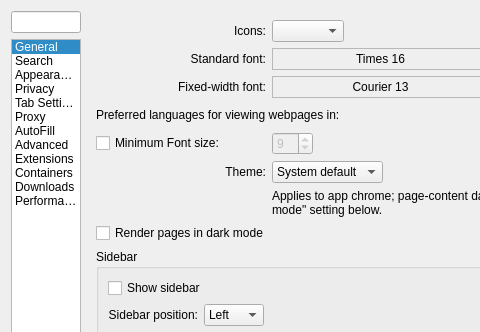
Before: the Qt Designer form src/settings.ui in IT-Space-2026/arktos, drawn with Qt 5; both pictures show x 0 to 480 and y 0 to 332 of the 771 by 1305 pixel window.
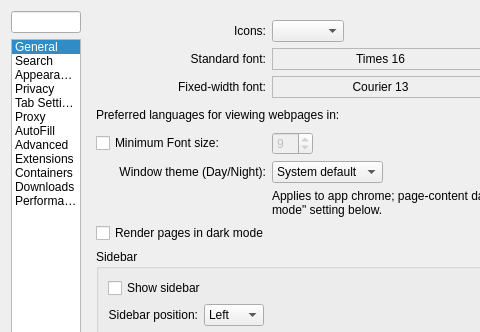
After: the same form once the commit is applied. The open tabs and pages were chosen to show the change. Custom widgets are drawn as their Qt base class.

Commit message: THEME02: window theme previews instantly in Preferences

Diff of the .ui file:
```diff
--- a/src/settings.ui
+++ b/src/settings.ui
@@ -1188,7 +1188,7 @@
        <item row="5" column="0">
         <widget class="QLabel" name="themeLabel">
          <property name="text">
-          <string>Theme:</string>
+          <string>Window theme (Day/Night):</string>
          </property>
          <property name="alignment">
           <set>Qt::AlignRight|Qt::AlignTrailing|Qt::AlignVCenter</set>
```
Left out of the diff: 2 changed lines with no effect on the pictures. The commit also changes 9 other files.
